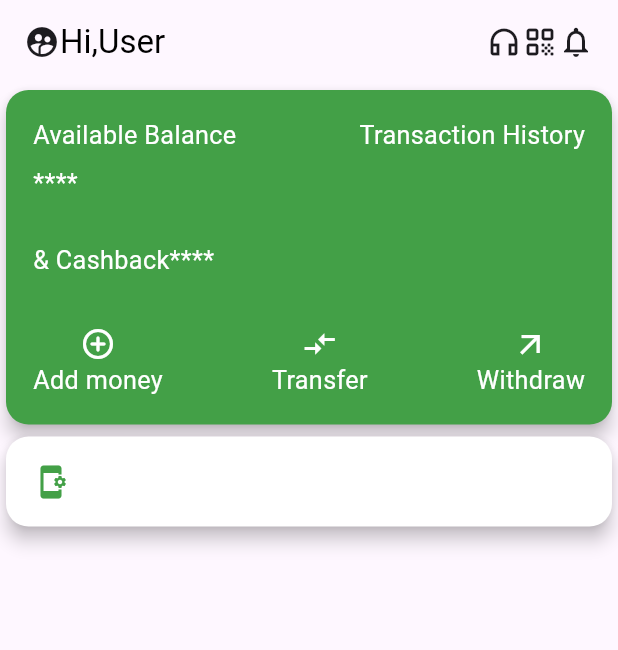
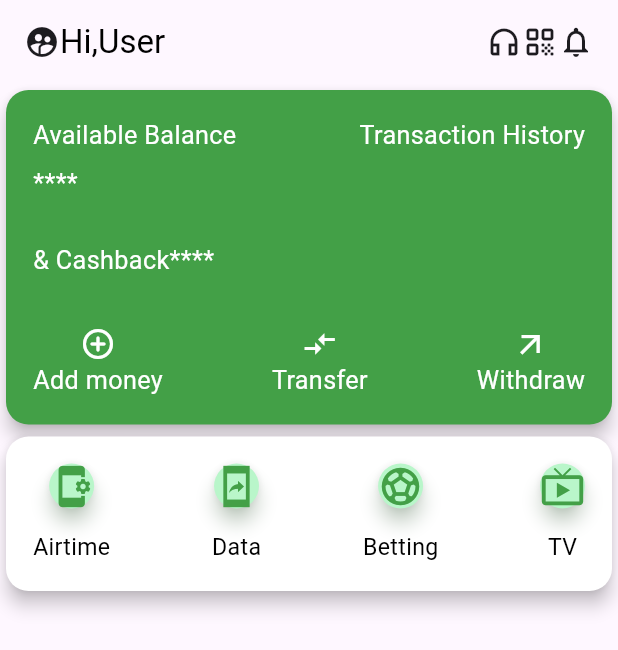
Before and after one commit to EverlastingBigFlo/mobile_app_ui, a Flutter app: the screen it shows after launch, on a phone screen of 412 x 824 dp. Shown: the top 650 px of the screen. Run offline on Flutter 3.47's test engine with Material 2 defaults, Android fonts, the phone set to English and light mode, and no system bars.

Commit message:
I added new icon and text widgets

```diff
--- a/lib/main.dart
+++ b/lib/main.dart
@@ -208,13 +208,115 @@ class _MyOpayState extends State<MyOpay> {
                             Container(
                               child: Column(
                                 children: [
-                                  Icon(
-                                    Icons.app_settings_alt_rounded,
-                                    color: Colors.green.shade600,
-                                  )
+                                  Card(
+                                    margin: EdgeInsets.fromLTRB(0, 0, 0, 15),
+                                    elevation: 5,
+                                    shadowColor: Colors.green.shade100,
+                                    color: Colors.greenAccent.shade100,
+                                    shape: RoundedRectangleBorder(
+                                        borderRadius:
+                                            BorderRadius.circular(20)),
+                                    child: Row(
+                                      children: [
+                                        Icon(
+                                          Icons.app_settings_alt_rounded,
+                                          color: Colors.green.shade600,
+                                          size: 30.0,
+                                        )
+                                      ],
+                                    ),
+                                  ),
+                                  MyTexts(
+                                      color: Colors.black,
+                                      text: 'Airtime',
+                                      fontSize: 1.1)
                                 ],
                               ),
-                            )
+                            ),
+                            Container(
+                              child: Column(
+                                children: [
+                                  Card(
+                                    margin: EdgeInsets.fromLTRB(0, 0, 0, 15),
+                                    elevation: 5,
+                                    shadowColor: Colors.green.shade100,
+                                    color: Colors.greenAccent.shade100,
+                                    shape: RoundedRectangleBorder(
+                                        borderRadius:
+                                            BorderRadius.circular(20)),
+                                    child: Row(
+                                      children: [
+                                        Icon(
+                                          Icons.mobile_screen_share_sharp,
+                                          color: Colors.green.shade600,
+                                          size: 30.0,
+                                        )
+                                      ],
+                                    ),
+                                  ),
+                                  MyTexts(
+                                      color: Colors.black,
+                                      text: 'Data',
+                                      fontSize: 1.1)
+                                ],
+                              ),
+                            ),
+                            Container(
+                              child: Column(
+                                children: [
+                                  Card(
+                                    margin: EdgeInsets.fromLTRB(0, 0, 0, 15),
+                                    elevation: 5,
+                                    shadowColor: Colors.green.shade100,
+                                    color: Colors.greenAccent.shade100,
+                                    shape: RoundedRectangleBorder(
+                                        borderRadius:
+                                            BorderRadius.circular(20)),
+                                    child: Row(
+                                      children: [
+                                        Icon(
+                                          Icons.sports_soccer,
+                                          color: Colors.green.shade600,
+                                          size: 30.0,
+                                        )
+                                      ],
+                                    ),
+                                  ),
+                                  MyTexts(
+                                      color: Colors.black,
+                                      text: 'Betting',
+                                      fontSize: 1.1)
+                                ],
+                              ),
+                            ),
+                            Container(
+                              child: Column(
+                                children: [
+                                  Card(
+                                    margin: EdgeInsets.fromLTRB(0, 0, 0, 15),
+                                    elevation: 5,
+                                    shadowColor: Colors.green.shade100,
+                                    color: Colors.greenAccent.shade100,
+                                    shape: RoundedRectangleBorder(
+                                        borderRadius:
+                                            BorderRadius.circular(20)),
+                                    child: Row(
+                                      children: [
+                                        Icon(
+                                          Icons.live_tv,
+                                          color: Colors.green.shade600,
+                                          size: 30.0,
+                                        )
+                                      ],
+                                    ),
+                                  ),
+                                  MyTexts(
+                                      color: Colors.black,
+                                      text: 'TV',
+                                      fontSize: 1.1)
+                                ],
+                              ),
+                            ),
                           ],
                         ),
                       ),
```
